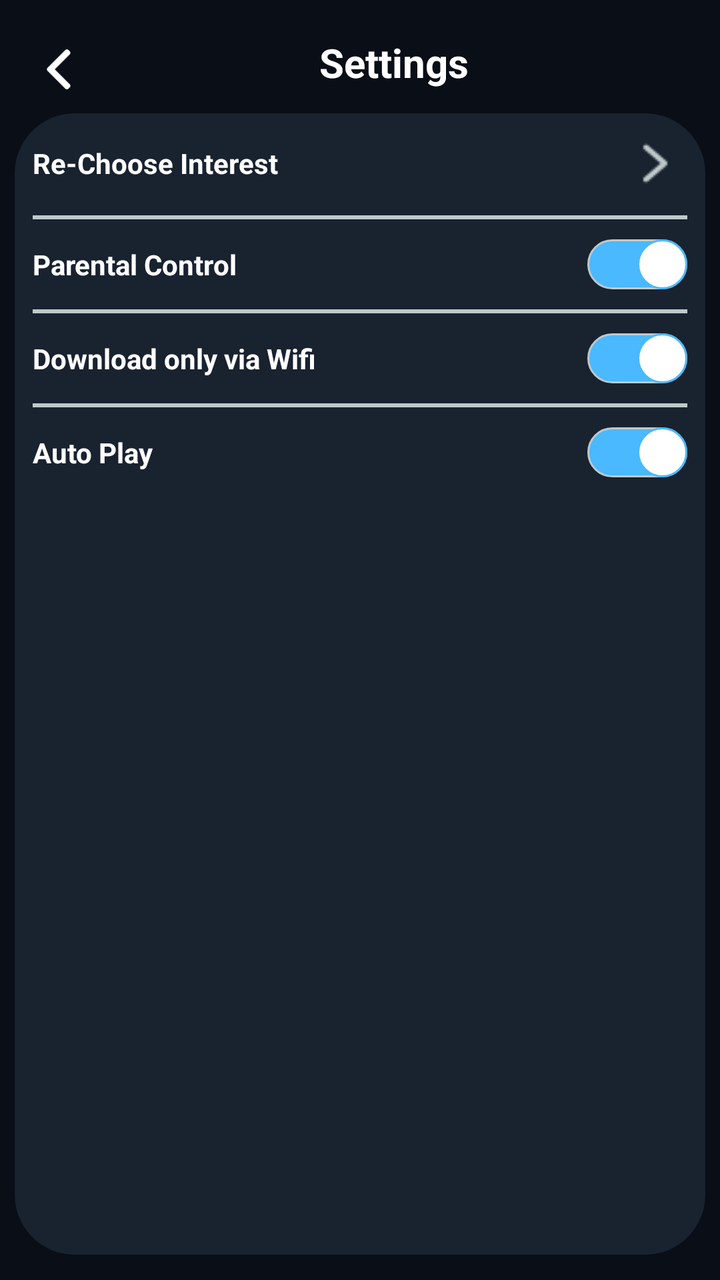
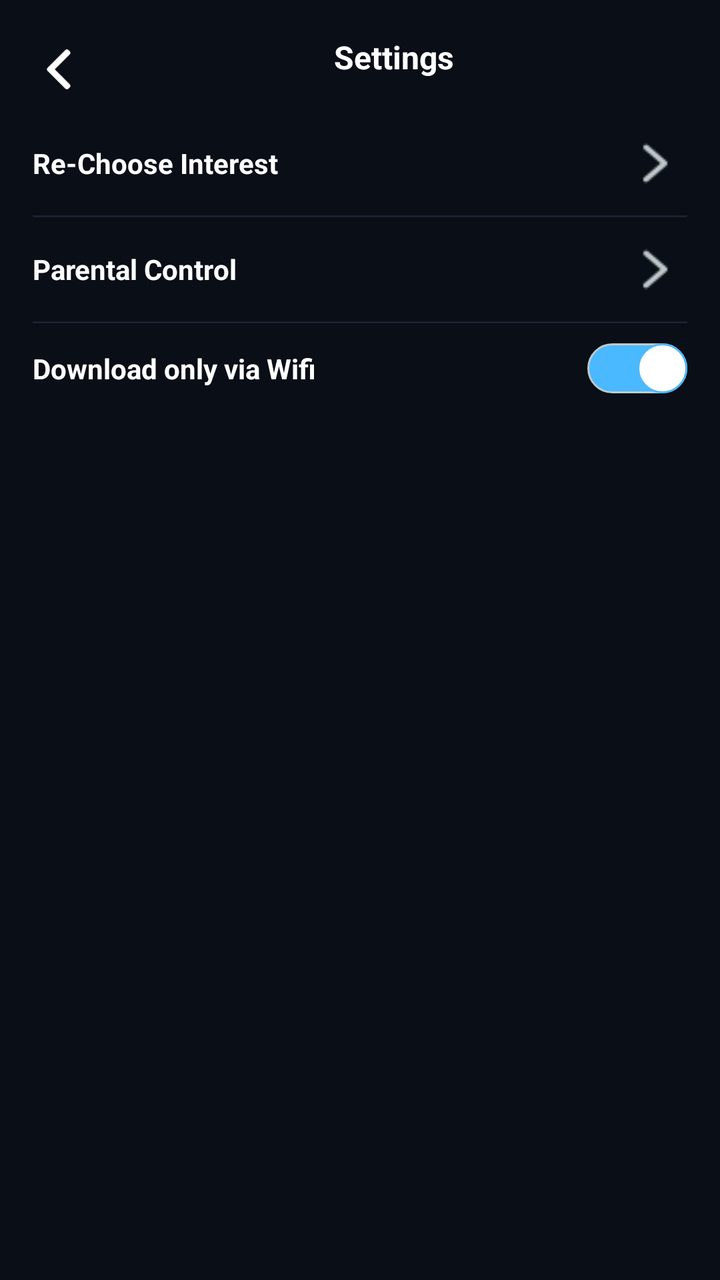

Compare the two renders of this Android layout. The source of the first and the diff that turns it into the second are given below.
<!-- AndroidManifest.xml: application theme Theme.StreamingApp -->
<!-- res/layout/fragment_settings.xml -->
<?xml version="1.0" encoding="utf-8"?>
<androidx.constraintlayout.widget.ConstraintLayout xmlns:android="http://schemas.android.com/apk/res/android"
    xmlns:app="http://schemas.android.com/apk/res-auto"
    xmlns:tools="http://schemas.android.com/tools"
    android:id="@+id/main"
    android:layout_width="match_parent"
    android:layout_height="match_parent"
    android:background="@color/blmain"
    tools:context=".presentation.view.SettingsFragment">

    <androidx.constraintlayout.widget.Guideline
        android:id="@+id/mainglTop"
        android:layout_width="wrap_content"
        android:layout_height="wrap_content"
        android:orientation="horizontal"
        app:layout_constraintGuide_percent="0.02" />

    <androidx.constraintlayout.widget.Guideline
        android:id="@+id/mainglBottom"
        android:layout_width="wrap_content"
        android:layout_height="wrap_content"
        android:orientation="horizontal"
        app:layout_constraintGuide_percent="0.98" />

    <androidx.constraintlayout.widget.Guideline
        android:id="@+id/mainglLeft"
        android:layout_width="wrap_content"
        android:layout_height="wrap_content"
        android:orientation="vertical"
        app:layout_constraintGuide_percent="0.02" />

    <androidx.constraintlayout.widget.Guideline
        android:id="@+id/mainglRight"
        android:layout_width="wrap_content"
        android:layout_height="wrap_content"
        android:orientation="vertical"
        app:layout_constraintGuide_percent="0.98" />


    <ImageView
        android:id="@+id/backIv"
        android:layout_width="24dp"
        android:layout_height="24dp"
        android:layout_margin="10dp"
        android:padding="2dp"
        android:src="@drawable/backgrey64px"
        android:tint="@color/white"
        app:layout_constraintTop_toBottomOf="@+id/mainglTop"
        app:layout_constraintStart_toStartOf="@+id/mainglLeft"
        tools:ignore="UseAppTint" />

    <TextView
        android:layout_width="0dp"
        android:layout_height="wrap_content"
        android:layout_margin="5dp"
        android:elevation="4dp"
        android:text="Settings"
        android:textColor="@color/white"
        android:textAlignment="center"
        android:textSize="20sp"
        android:textStyle="bold"
        app:layout_constraintTop_toBottomOf="@+id/mainglTop"
        app:layout_constraintEnd_toStartOf="@+id/mainglRight"
        app:layout_constraintStart_toEndOf="@+id/backIv"/>



    <ScrollView
        android:layout_width="0dp"
        android:layout_height="0dp"
        android:layout_marginTop="10dp"
        android:fillViewport="true"
        app:layout_constraintBottom_toTopOf="@+id/mainglBottom"
        app:layout_constraintEnd_toEndOf="@id/mainglRight"
        app:layout_constraintStart_toStartOf="@id/mainglLeft"
        app:layout_constraintTop_toBottomOf="@+id/backIv"
        >

        <LinearLayout
            android:layout_width="match_parent"
            android:layout_height="wrap_content"
            android:layout_marginStart="10dp"
            android:layout_marginEnd="10dp"
            android:layout_gravity="center"
            android:orientation="vertical"
            android:padding="4dp"
            android:background="@drawable/lgblackcircle_bg">

            <TextView
                android:id="@+id/reChooseInterestTv"
                android:layout_width="match_parent"
                android:layout_height="wrap_content"
                android:layout_margin="5dp"
                android:layout_gravity="center"
                android:gravity="start|center"
                android:text="Re-Choose Interest"
                android:textStyle="bold"
                android:textSize="14sp"
                android:textColor="@color/white"
                android:drawableTint="@color/iconColor"
                android:drawableEnd="@drawable/next32px"
                android:drawablePadding="10dp"
                />

            <ProgressBar
                android:layout_width="match_parent"
                android:layout_height="2dp"
                android:layout_margin="5dp"
                android:background="@color/iconColor"/>

            
            <RelativeLayout
                android:layout_width="match_parent"
                android:layout_height="wrap_content"
                android:layout_margin="5dp"
                >

                <TextView
                    android:id="@+id/parentalControlTv"
                    android:layout_width="wrap_content"
                    android:layout_height="wrap_content"
                    android:gravity="start|center"
                    android:text="Parental Control"
                    android:textStyle="bold"
                    android:textSize="14sp"
                    android:textColor="@color/white"
                    android:layout_alignParentStart="true"
                    android:layout_centerVertical="true"/>

                <Switch
                android:id="@+id/parentalControlSwitch"
                android:layout_width="wrap_content"
                android:layout_height="wrap_content"
                android:layout_alignParentEnd="true"
                android:layout_centerVertical="true"
                android:track="@drawable/track"
                android:thumb="@drawable/thumb"
                android:checked="true"
                />
            </RelativeLayout>

            <ProgressBar
                android:layout_width="match_parent"
                android:layout_height="2dp"
                android:layout_margin="5dp"
                android:background="@color/iconColor"/>

            <RelativeLayout
                android:layout_width="match_parent"
                android:layout_height="wrap_content"
                android:layout_margin="5dp"
                android:layout_gravity="center">

                <TextView
                    android:id="@+id/downloadWifiTv"
                    android:layout_width="wrap_content"
                    android:layout_height="wrap_content"
                    android:gravity="start|center"
                    android:text="Download only via Wifi"
                    android:textStyle="bold"
                    android:textSize="14sp"
                    android:textColor="@color/white"
                    android:layout_alignParentStart="true"
                    android:layout_centerVertical="true"/>

                <Switch
                    android:id="@+id/downloadWifiSwitch"
                    android:layout_width="wrap_content"
                    android:layout_height="wrap_content"
                    android:layout_alignParentEnd="true"
                    android:layout_centerVertical="true"
                    android:track="@drawable/track"
                    android:thumb="@drawable/thumb"
                    android:checked="true"/>
            </RelativeLayout>

            <ProgressBar
                android:layout_width="match_parent"
                android:layout_height="2dp"
                android:layout_margin="5dp"
                android:background="@color/iconColor"/>

            
            <RelativeLayout
                android:layout_width="match_parent"
                android:layout_height="wrap_content"
                android:layout_margin="5dp"
                android:layout_gravity="center">

                <TextView
                    android:id="@+id/autoPlayTv"
                    android:layout_width="wrap_content"
                    android:layout_height="wrap_content"
                    android:gravity="start|center"
                    android:text="Auto Play"
                    android:textStyle="bold"
                    android:textSize="14sp"
                    android:textColor="@color/white"
                    android:layout_alignParentStart="true"
                    android:layout_centerVertical="true"/>

                <Switch
                    android:id="@+id/autoPlaySwitch"
                    android:layout_width="wrap_content"
                    android:layout_height="wrap_content"
                    android:layout_alignParentEnd="true"
                    android:layout_centerVertical="true"
                    android:checked="true"
                    android:track="@drawable/track"
                    android:thumb="@drawable/thumb"/>
            </RelativeLayout>




        </LinearLayout>

    </ScrollView>


</androidx.constraintlayout.widget.ConstraintLayout>
<!-- resources referenced by this layout -->
<resources>
  <color name="blmain">#090E17</color>
  <color name="iconColor">#BFC9CA</color>
  <color name="white">#FFFFFFFF</color>
  <!-- drawable backgrey64px: png bitmap (drawable, 924 bytes) -->
  <!-- drawable lgblackcircle_bg (drawable) -->
  <?xml version="1.0" encoding="utf-8"?>
  <layer-list xmlns:android="http://schemas.android.com/apk/res/android">
      
      <item>
          <shape android:shape="rectangle">
              <solid android:color="@color/lgblackmain" />
              <corners android:radius="30dp" /> 
          </shape>
      </item>
  
  </layer-list>
  <!-- drawable next32px: png bitmap (drawable, 385 bytes) -->
  <!-- drawable thumb (drawable) -->
  <?xml version="1.0" encoding="utf-8"?>
  <selector xmlns:android="http://schemas.android.com/apk/res/android">
      <item android:state_checked="true">
          <shape android:shape="oval">
              <solid android:color="@color/white"/>
              <stroke android:width="1dp" android:color="@color/bluemain"/>
              <size android:width="25dp" android:height="25dp"/>
          </shape>
      </item>
  
      <item android:state_checked="false">
          <shape android:shape="oval">
              <solid android:color="@color/white"/>
              <stroke android:width="1dp" android:color="@color/iconColor"/>
              <size android:width="25dp" android:height="25dp"/>
          </shape>
      </item>
  
  </selector>
  <!-- drawable track (drawable) -->
  <?xml version="1.0" encoding="utf-8"?>
  <selector xmlns:android="http://schemas.android.com/apk/res/android">
      <item android:state_checked="true">
          <shape android:shape="rectangle">
              <solid android:color="@color/bluemain"/>
              <corners android:radius="50dp"/>
              <stroke android:width="1dp" android:color="@color/iconColor"/>
              <size android:height="20dp"/>
          </shape>
      </item>
  
      <item android:state_checked="false">
          <shape android:shape="rectangle">
              <solid android:color="@color/iconColor"/>
              <corners android:radius="50dp"/>
              <stroke android:width="1dp" android:color="@color/white"/>
              <size android:height="20dp"/>
          </shape>
      </item>
  </selector>
  <style name="Theme.StreamingApp" parent="Base.Theme.StreamingApp" />
  <color name="lgblackmain">#19222F</color>
  <color name="bluemain">#4AB9FF</color>
  <style name="Base.Theme.StreamingApp" parent="Theme.Material3.DayNight.NoActionBar">
          
          <item name="android:navigationBarColor">@android:color/transparent</item>
  
          
          <item name="android:windowTranslucentStatus">false</item>
          <item name="android:windowTranslucentNavigation">false</item>
          <item name="android:statusBarColor">@color/bluemain</item>
          <item name="android:windowLightStatusBar">true</item>
          <item name="android:windowContentOverlay">@null</item>
  
          <item name="android:windowIsTranslucent">true</item>
  
      </style>
</resources>

<!-- the commit's change to res/layout/fragment_settings.xml (unified diff, before → after) -->
@@ -5,6 +5,7 @@
     android:id="@+id/main"
     android:layout_width="match_parent"
     android:layout_height="match_parent"
+    android:fitsSystemWindows="true"
     android:background="@color/blmain"
     tools:context=".presentation.view.SettingsFragment">
 
@@ -57,7 +58,7 @@
         android:text="Settings"
         android:textColor="@color/white"
         android:textAlignment="center"
-        android:textSize="20sp"
+        android:textSize="16sp"
         android:textStyle="bold"
         app:layout_constraintTop_toBottomOf="@+id/mainglTop"
         app:layout_constraintEnd_toStartOf="@+id/mainglRight"
@@ -84,7 +85,7 @@
             android:layout_gravity="center"
             android:orientation="vertical"
             android:padding="4dp"
-            android:background="@drawable/lgblackcircle_bg">
+        >
 
             <TextView
                 android:id="@+id/reChooseInterestTv"
@@ -104,9 +105,9 @@
 
             <ProgressBar
                 android:layout_width="match_parent"
-                android:layout_height="2dp"
+                android:layout_height="1dp"
                 android:layout_margin="5dp"
-                android:background="@color/iconColor"/>
+                android:background="@color/lgblackmain"/>
 
             
             <RelativeLayout
@@ -117,7 +118,7 @@
 
                 <TextView
                     android:id="@+id/parentalControlTv"
-                    android:layout_width="wrap_content"
+                    android:layout_width="match_parent"
                     android:layout_height="wrap_content"
                     android:gravity="start|center"
                     android:text="Parental Control"
@@ -125,25 +126,19 @@
                     android:textSize="14sp"
                     android:textColor="@color/white"
                     android:layout_alignParentStart="true"
-                    android:layout_centerVertical="true"/>
+                    android:layout_centerVertical="true"
+                    android:drawableTint="@color/iconColor"
+                    android:drawableEnd="@drawable/next32px"
+                    android:drawablePadding="10dp"/>
 
-                <Switch
-                android:id="@+id/parentalControlSwitch"
-                android:layout_width="wrap_content"
-                android:layout_height="wrap_content"
-                android:layout_alignParentEnd="true"
-                android:layout_centerVertical="true"
-                android:track="@drawable/track"
-                android:thumb="@drawable/thumb"
-                android:checked="true"
-                />
+
             </RelativeLayout>
 
             <ProgressBar
                 android:layout_width="match_parent"
-                android:layout_height="2dp"
+                android:layout_height="1dp"
                 android:layout_margin="5dp"
-                android:background="@color/iconColor"/>
+                android:background="@color/lgblackmain"/>
 
             <RelativeLayout
                 android:layout_width="match_parent"
@@ -174,41 +169,7 @@
                     android:checked="true"/>
             </RelativeLayout>
 
-            <ProgressBar
-                android:layout_width="match_parent"
-                android:layout_height="2dp"
-                android:layout_margin="5dp"
-                android:background="@color/iconColor"/>
 
-            
-            <RelativeLayout
-                android:layout_width="match_parent"
-                android:layout_height="wrap_content"
-                android:layout_margin="5dp"
-                android:layout_gravity="center">
-
-                <TextView
-                    android:id="@+id/autoPlayTv"
-                    android:layout_width="wrap_content"
-                    android:layout_height="wrap_content"
-                    android:gravity="start|center"
-                    android:text="Auto Play"
-                    android:textStyle="bold"
-                    android:textSize="14sp"
-                    android:textColor="@color/white"
-                    android:layout_alignParentStart="true"
-                    android:layout_centerVertical="true"/>
-
-                <Switch
-                    android:id="@+id/autoPlaySwitch"
-                    android:layout_width="wrap_content"
-                    android:layout_height="wrap_content"
-                    android:layout_alignParentEnd="true"
-                    android:layout_centerVertical="true"
-                    android:checked="true"
-                    android:track="@drawable/track"
-                    android:thumb="@drawable/thumb"/>
-            </RelativeLayout>
 
 
 
<!-- resource entries referenced after the edit -->
@@ -4,18 +4,6 @@
   <color name="iconColor">#BFC9CA</color>
   <color name="white">#FFFFFFFF</color>
   <!-- drawable backgrey64px: png bitmap (drawable, 924 bytes) -->
-  <!-- drawable lgblackcircle_bg (drawable) -->
-  <?xml version="1.0" encoding="utf-8"?>
-  <layer-list xmlns:android="http://schemas.android.com/apk/res/android">
-      
-      <item>
-          <shape android:shape="rectangle">
-              <solid android:color="@color/lgblackmain" />
-              <corners android:radius="30dp" /> 
-          </shape>
-      </item>
-  
-  </layer-list>
   <!-- drawable next32px: png bitmap (drawable, 385 bytes) -->
   <!-- drawable thumb (drawable) -->
   <?xml version="1.0" encoding="utf-8"?>
